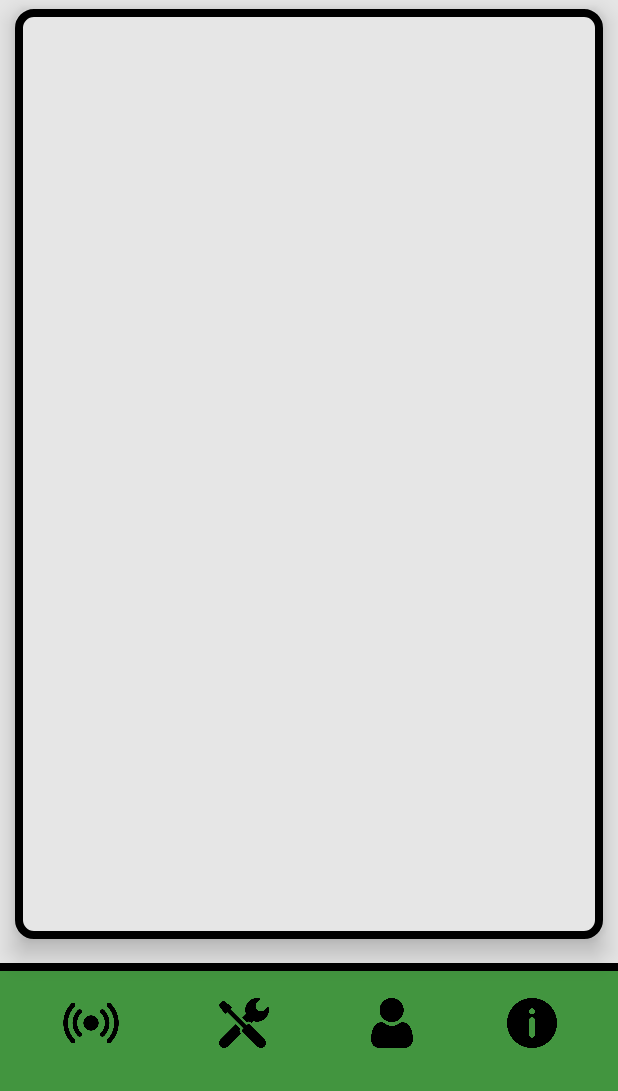
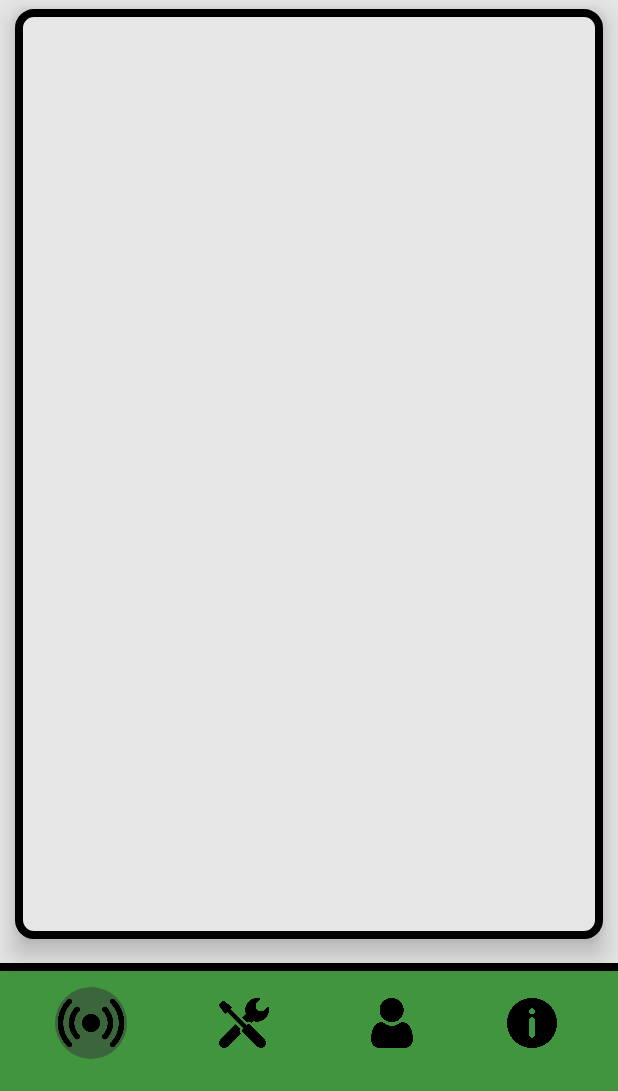
Before and after one commit to andrenunes0010/AppMovel_PIS, an Android app: the MenuPage screen opened directly, with no data from a screen before it, after a tap on "Home", on a phone screen of 412 x 824 dp, the part 145-1236 px from its top. Run offline under Robolectric (Android 15) with nearby library versions, the phone set to English and light mode, and no system bars.

Commit message:
em desenvolvimento...

```diff
--- a/app/src/main/java/com/example/appmovel_pis/ui/menu/MenuPage.kt
+++ b/app/src/main/java/com/example/appmovel_pis/ui/menu/MenuPage.kt
@@ -3,9 +3,11 @@ package com.example.appmovel_pis.ui.menu
 import DadosSensorFragment
 import android.os.Bundle
 import android.view.View
+import android.view.animation.DecelerateInterpolator
 import android.widget.ImageView
 import android.widget.Toast
 import androidx.appcompat.app.AppCompatActivity
+import androidx.core.content.ContextCompat
 import androidx.core.view.ViewCompat
 import androidx.core.view.WindowInsetsCompat
 import androidx.fragment.app.Fragment
@@ -27,48 +29,15 @@ class MenuPage : AppCompatActivity() {
         val iconInstall = findViewById<ImageView>(R.id.iconInstallImageView)
         val iconProfile = findViewById<ImageView>(R.id.iconProfileImageView)
         val iconInformation = findViewById<ImageView>(R.id.iconInformationImageView)
-        val scrollView = findViewById<View>(R.id.scrollView)
-        val fragmentManager = supportFragmentManager
-        val tipo = 1
 
-        // Define a função do ScrollView para a aba de Informação
-        ChangeFragment.setupImageViewClickListener(
-            view = findViewById(R.id.iconInformationImageView),
-            fragment = InformationFragment(),
-            scrollView = scrollView,
-            fragmentContainerId = R.id.menuFragmentContainer,
-            fragmentManager = fragmentManager
-        )
 
-        // Define a função do ScrollView para a aba de Perfil
-        ChangeFragment.setupImageViewClickListener(
-            view = findViewById(R.id.iconProfileImageView),
-            fragment = ProfileFragment(),
-            scrollView = scrollView,
-            fragmentContainerId = R.id.menuFragmentContainer,
-            fragmentManager = fragmentManager
-        )
-
-        RoleChecker.setupRoleCheckerClickListener(
-            view = findViewById(R.id.iconSensorImageView), // Replace with your actual button or clickable view
-            tipo = tipo,
-            scrollView = scrollView,
-            fragmentContainerId = R.id.menuFragmentContainer,
-            fragmentManager = supportFragmentManager
-        )
-
-        // Define a função do ScrollView para a aba de Instalações
-        ChangeFragment.setupImageViewClickListener(
-            view = findViewById(R.id.iconInstallImageView),
-            fragment = DadosAreaFragment(),
-            scrollView = scrollView,
-            fragmentContainerId = R.id.menuFragmentContainer,
-            fragmentManager = fragmentManager
-        )
 
         // Verifica se o FragmentManager está vazio
         if (savedInstanceState == null) {
             val sensorFragment = SensorFragment()
+            iconSensor.animate()
+                .scaleX(1.2f)
+                .scaleY(1.2f)
             supportFragmentManager.beginTransaction()
                 .replace(R.id.menuFragmentContainer, sensorFragment) // Use replace or add
                 .commit()
@@ -77,21 +46,25 @@ class MenuPage : AppCompatActivity() {
         iconSensor.setOnClickListener {
             animateIcon(iconSensor) // Animate the clicked icon
             switchFragment(SensorFragment()) // Switch to SensorFragment
+            highlightSelectedIcon(iconSensor)
         }
 
         iconInstall.setOnClickListener {
             animateIcon(iconInstall)
             switchFragment(DadosAreaFragment())
+            highlightSelectedIcon(iconInstall)
         }
 
         iconProfile.setOnClickListener {
             animateIcon(iconProfile)
             switchFragment(ProfileFragment())
+            highlightSelectedIcon(iconProfile)
         }
 
         iconInformation.setOnClickListener {
             animateIcon(iconInformation)
             switchFragment(InformationFragment())
+            highlightSelectedIcon(iconInformation)
         }
 
         // ????
@@ -101,6 +74,33 @@ class MenuPage : AppCompatActivity() {
             insets
         }
 
+    }
+
+    private fun highlightSelectedIcon(selectedIcon: ImageView) {
+        val iconSensor = findViewById<ImageView>(R.id.iconSensorImageView)
+        val iconInstall = findViewById<ImageView>(R.id.iconInstallImageView)
+        val iconProfile = findViewById<ImageView>(R.id.iconProfileImageView)
+        val iconInformation = findViewById<ImageView>(R.id.iconInformationImageView)
+
+        val icons = listOf(iconSensor, iconInstall, iconProfile, iconInformation)
+        icons.forEach { icon ->
+            if (icon == selectedIcon) {
+                icon.setBackgroundResource(R.drawable.circule_background) // Use a drawable
+                icon.animate()
+                    .scaleX(1.2f)
+                    .scaleY(1.2f)
+                    .setInterpolator(DecelerateInterpolator())
+                    .setDuration(200) // Animation duration in milliseconds
+                    .start()
+            } else {
+                icon.animate()
+                    .scaleX(1f)
+                    .scaleY(1f)
+                    .setInterpolator(DecelerateInterpolator())
+                    .setDuration(200) // Animation duration in milliseconds
+                    .start()
+            }
+        }
     }
 
     private fun animateIcon(icon: ImageView) {
--- /dev/null
+++ b/app/src/main/res/drawable/circule_background.xml
@@ -0,0 +1,5 @@
+<?xml version="1.0" encoding="utf-8"?>
+<shape xmlns:android="http://schemas.android.com/apk/res/android">
+    <solid android:color="@color/green_welcome" />
+    <corners android:radius="50dp" /> <!-- Makes it a circle -->
+</shape>
```
